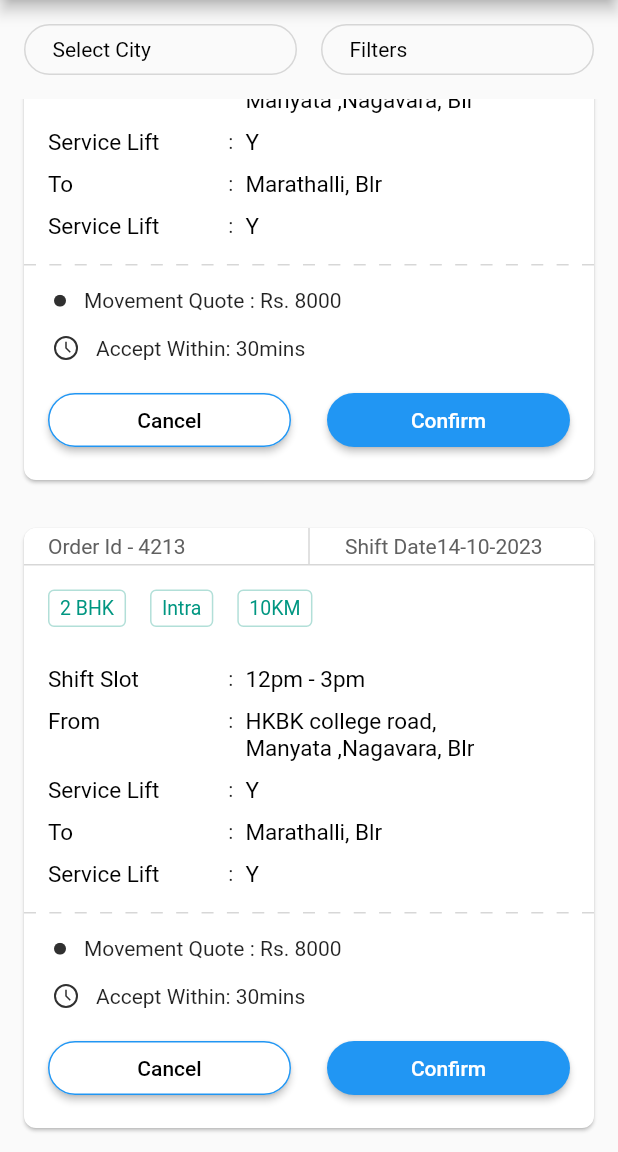
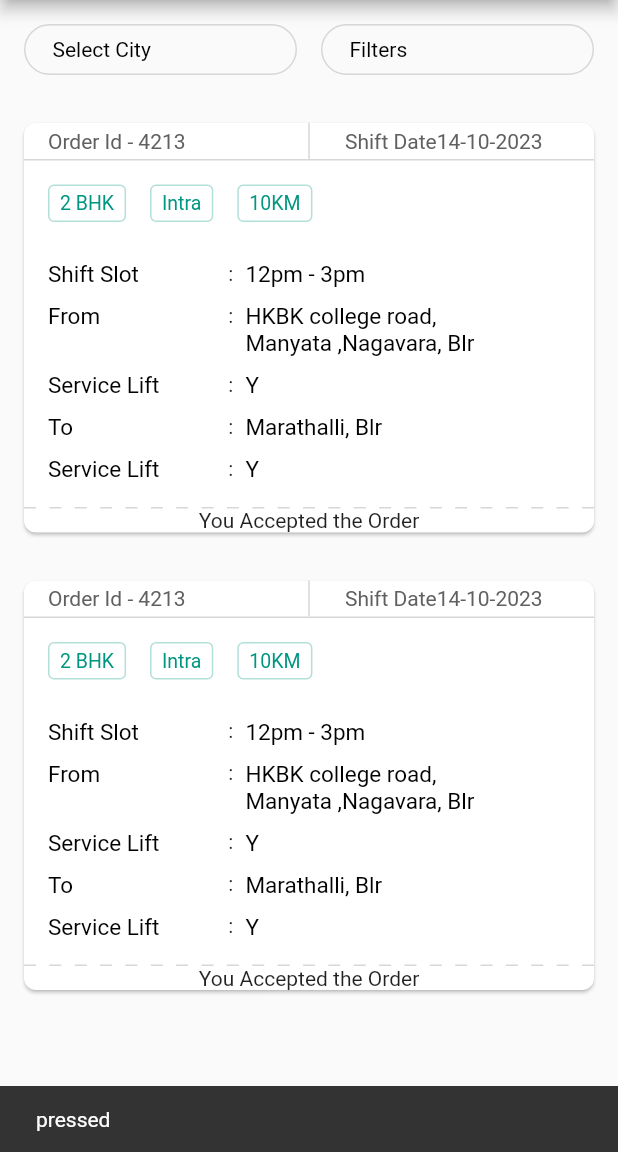
Before and after one commit to bhargavpalla/pnm, a Flutter app: the screen it shows after launch, scrolled down 162 dp, after a tap on "Cancel", on a phone screen of 412 x 824 dp, the part 84-1236 px from its top. Run offline on Flutter 3.47's test engine with Material 2 defaults, Android fonts, the phone set to English and light mode, and no system bars; our stand-ins replace flutter_svg; missing offline and left inert: dart:ffi.

Commit message:
flutter learning

```diff
--- a/lib/CardLayout.dart
+++ b/lib/CardLayout.dart
@@ -1,3 +1,5 @@
+
+import 'dart:ffi';
 
 import 'package:flutter/material.dart';
 import 'package:my_app2/CityModel.dart';
@@ -6,8 +8,9 @@ import 'package:my_app2/TagsLayout.dart';
 import 'package:flutter_svg/flutter_svg.dart';
 
 class OrderCard extends StatelessWidget {
-  const OrderCard({super.key, required this.updateItem});
+  const OrderCard({super.key, required this.updateItem, required this.show});
   final UpdateItem updateItem;
+  final String show;
   final orderId = "4213";
   final shiftDate = "14-10-2023";
 
@@ -68,9 +71,10 @@ class OrderCard extends StatelessWidget {
                       children: _orderDetails())
               ),
               _separator(),
-              quoteWidget("quote"),
-              quoteWidget("timer"),
-              acceptDeclineButtons(updateItem)
+              if(show == "home") quoteWidget("quote"),
+              if(show == "home") quoteWidget("timer"),
+              if(show == "home") acceptDeclineButtons(updateItem),
+              if(show == "assigned") assigned()
 
             ],
           ),
@@ -80,7 +84,7 @@ class OrderCard extends StatelessWidget {
   }
 
 }
-typedef UpdateItem = void Function();
+typedef UpdateItem = void Function(bool click);
 
 List<Widget> _orderDetails() {
   List<OrderInfo> mList = [OrderInfo("Shift Slot", "12pm - 3pm"), OrderInfo("From ", "HKBK college road, Manyata ,Nagavara, Blr "), OrderInfo("Service Lift", "Y"), OrderInfo("To", "Marathalli, Blr"),
@@ -182,7 +186,7 @@ Widget acceptDeclineButtons(UpdateItem updateItem) {
         children: [
           Expanded(child:
           ElevatedButton(
-            onPressed: () { updateItem;
+            onPressed: () { updateItem(true);
             },
             style: ButtonStyle(
                 backgroundColor: MaterialStateProperty.all(Colors.white),
@@ -201,7 +205,7 @@ Widget acceptDeclineButtons(UpdateItem updateItem) {
           const SizedBox(width: 24,),
           Expanded(child:
           ElevatedButton(
-              onPressed: updateItem,
+              onPressed:() {updateItem(true);},
               style: ButtonStyle(
                   backgroundColor: MaterialStateProperty.all(Colors.blue),
                   padding: MaterialStateProperty.all(const EdgeInsets.fromLTRB(32, 10, 32, 10)),
--- a/lib/main.dart
+++ b/lib/main.dart
@@ -1,3 +1,5 @@
+import 'dart:ffi';
+
 import 'package:flutter/material.dart';
 import 'package:my_app2/CardLayout.dart';
 import 'package:my_app2/CityFilterLayouts.dart';
@@ -57,8 +59,12 @@ class OrderList extends StatefulWidget {
 
 class _OrderList extends State<OrderList>{
   List<OrderInfo> mList = [OrderInfo("Shift Slot", "12pm - 3pm"), OrderInfo("From ", "HKBK college road, Manyata ,Nagavara, Blr "), OrderInfo("Service Lift", "Y"), OrderInfo("To", "Marathalli, Blr")];
-  void updateItem() {
+  var click = false;
+  var show = "home";
+  void updateItem(bool clicks) {
     setState(() {
+      click = true;
+      show = "assigned";
       ScaffoldMessenger.of(context)
         ..removeCurrentSnackBar()
         ..showSnackBar(SnackBar(content: Text("pressed")));
@@ -67,8 +73,8 @@ class _OrderList extends State<OrderList>{
 
   @override
   Widget build(BuildContext context) {
-    return ListView.builder(itemCount: 2, itemBuilder: (context, index) {
-      return OrderCard( updateItem: () { updateItem(); },);
+    return ListView.builder(itemCount: 2, itemBuilder: (context, index){
+      return  OrderCard(updateItem: (bool click) { updateItem(click); }, show: show,);
     });
   }
 
```
